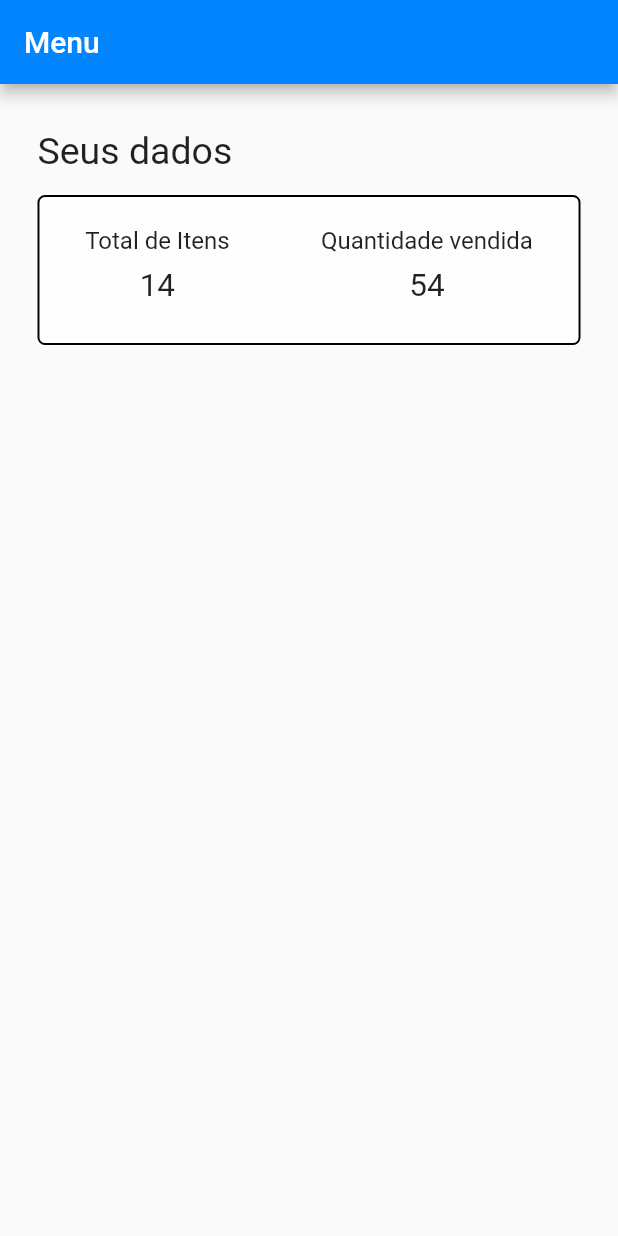
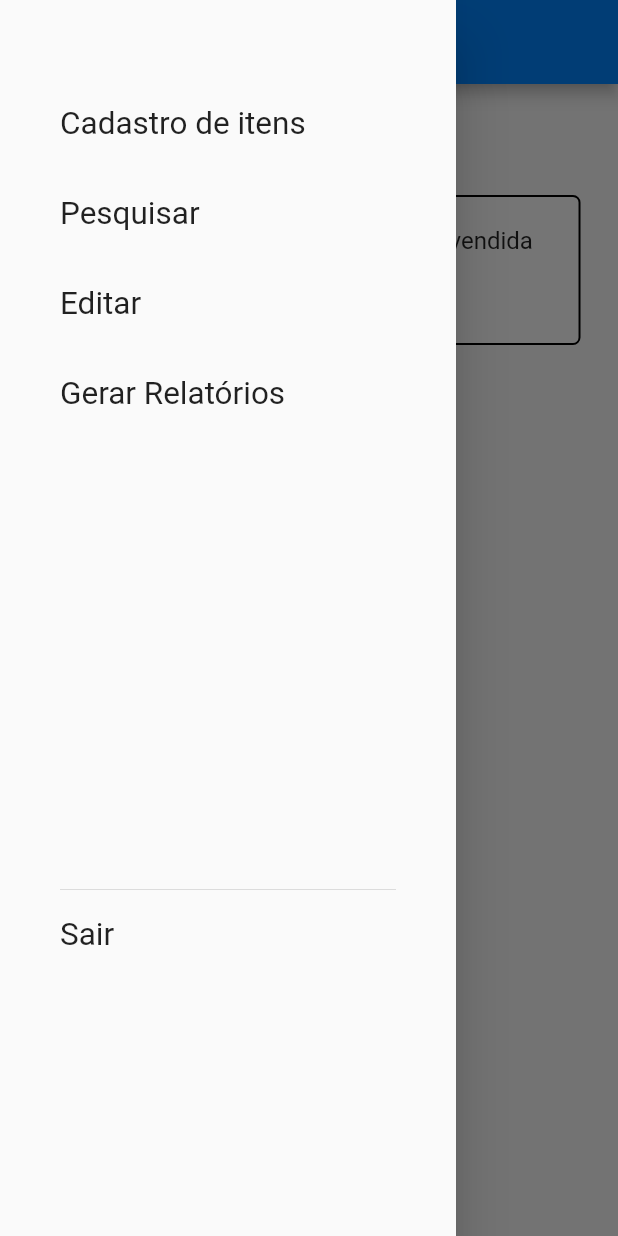
Before and after one commit to JOA0Vitor/App_pastel, a Flutter app: the MyMenu screen opened directly, with the side drawer open (before the commit the screen has no drawer), on a phone screen of 412 x 824 dp. Run offline on Flutter 3.47's test engine with Material 2 defaults, Android fonts, the phone set to English and light mode, and no system bars; our stand-ins replace flutter_spinbox, google_fonts; network calls fail.

Commit message:
att  menu

```diff
--- a/lib/pages/menu.dart
+++ b/lib/pages/menu.dart
@@ -113,142 +113,142 @@ class _MyMenuState extends State<MyMenu> {
             ),
           ],
         ),
-        // drawer: Drawer(
-        //   child: Padding(
-        //     padding: const EdgeInsets.symmetric(vertical: 60, horizontal: 40),
-        //     child: Column(
-        //       crossAxisAlignment: CrossAxisAlignment.start,
-        //       children: [
-        //         InkWell(
-        //           child: Container(
-        //             padding: const EdgeInsets.symmetric(vertical: 10),
-        //             child: const Text(
-        //               "Cadastro de itens",
-        //               style: TextStyle(fontSize: 21),
-        //             ),
-        //           ),
-        //           onTap: () {
-        //             Navigator.pop(context); //remover a aba
-        //             Navigator.push(
-        //               context,
-        //               MaterialPageRoute(
-        //                   builder: (context) => const adicionarItem()),
-        //             );
-        //           },
-        //         ),
-        //         const SizedBox(
-        //           height: 15,
-        //         ),
-        //         InkWell(
-        //           child: Container(
-        //             padding: const EdgeInsets.symmetric(vertical: 10),
-        //             child: const Text(
-        //               "Pesquisar",
-        //               style: TextStyle(fontSize: 21),
-        //             ),
-        //           ),
-        //           onTap: () {
-        //             Navigator.pop(context); //remover a aba
-        //             Navigator.push(
-        //               context,
-        //               MaterialPageRoute(
-        //                   builder: (context) => const Pesquisar()),
-        //             );
-        //           },
-        //         ),
-        //         const SizedBox(
-        //           height: 15,
-        //         ),
-        //         InkWell(
-        //           child: Container(
-        //             padding: const EdgeInsets.symmetric(vertical: 10),
-        //             child: const Text(
-        //               "Editar",
-        //               style: TextStyle(fontSize: 21),
-        //             ),
-        //           ),
-        //           onTap: () {},
-        //         ),
-        //         const SizedBox(
-        //           height: 15,
-        //         ),
-        //         InkWell(
-        //           child: Container(
-        //             padding: const EdgeInsets.symmetric(vertical: 10),
-        //             child: const Text(
-        //               "Gerar Relatórios",
-        //               style: TextStyle(fontSize: 21),
-        //             ),
-        //           ),
-        //           onTap: () {},
-        //         ),
-        //         const SizedBox(
-        //           height: 300,
-        //         ),
-        //         const Divider(),
-        //         InkWell(
-        //           child: Container(
-        //             padding: const EdgeInsets.symmetric(vertical: 10),
-        //             child:
-        //                 // TextButton(
-        //                 //   onPressed: () {
-        //                 //      Navigator.pushReplacement(
-        //                 //             context,
-        //                 //             MaterialPageRoute(
-        //                 //                 builder: (context) => const MyMenu()));
-        //                 //   },
-        //                 // )
-        //                 const Text(
-        //               "Sair",
-        //               style: TextStyle(fontSize: 21),
-        //             ),
-        //           ),
-        //           onTap: () {
-        //             showDialog(
-        //                 context: context,
-        //                 builder: (BuildContext bc) {
-        //                   return AlertDialog(
-        //                     elevation: 8,
-        //                     shape: RoundedRectangleBorder(
-        //                         borderRadius: BorderRadius.circular(10)),
-        //                     title: const Text(
-        //                       'Sair',
-        //                       style: TextStyle(fontWeight: FontWeight.bold),
-        //                     ),
-        //                     content: const Wrap(
-        //                       children: [
-        //                         Text('Você sairá do aplicativo!'),
-        //                         SizedBox(
-        //                           height: 30,
-        //                         ),
-        //                         Text('Deseja realmente sair do aplicativo ?'),
-        //                       ],
-        //                     ),
-        //                     actions: [
-        //                       TextButton(
-        //                           onPressed: () {
-        //                             Navigator.pop(context);
-        //                           },
-        //                           child: const Text('Não')),
-        //                       TextButton(
-        //                           onPressed: () {
-        //                             Navigator.pushReplacement(
-        //                               context,
-        //                               MaterialPageRoute(
-        //                                   builder: (context) =>
-        //                                       const LoginPage()),
-        //                             );
-        //                           },
-        //                           child: const Text('Sim'))
-        //                     ],
-        //                   );
-        //                 });
-        //           },
-        //         ),
-        //       ],
-        //     ),
-        //   ),
-        // ),
+        drawer: Drawer(
+          child: Padding(
+            padding: const EdgeInsets.symmetric(vertical: 60, horizontal: 40),
+            child: Column(
+              crossAxisAlignment: CrossAxisAlignment.start,
+              children: [
+                InkWell(
+                  child: Container(
+                    padding: const EdgeInsets.symmetric(vertical: 10),
+                    child: const Text(
+                      "Cadastro de itens",
+                      style: TextStyle(fontSize: 21),
+                    ),
+                  ),
+                  onTap: () {
+                    Navigator.pop(context); //remover a aba
+                    Navigator.push(
+                      context,
+                      MaterialPageRoute(
+                          builder: (context) => const adicionarItem()),
+                    );
+                  },
+                ),
+                const SizedBox(
+                  height: 15,
+                ),
+                InkWell(
+                  child: Container(
+                    padding: const EdgeInsets.symmetric(vertical: 10),
+                    child: const Text(
+                      "Pesquisar",
+                      style: TextStyle(fontSize: 21),
+                    ),
+                  ),
+                  onTap: () {
+                    Navigator.pop(context); //remover a aba
+                    Navigator.push(
+                      context,
+                      MaterialPageRoute(
+                          builder: (context) => const Pesquisar()),
+                    );
+                  },
+                ),
+                const SizedBox(
+                  height: 15,
+                ),
+                InkWell(
+                  child: Container(
+                    padding: const EdgeInsets.symmetric(vertical: 10),
+                    child: const Text(
+                      "Editar",
+                      style: TextStyle(fontSize: 21),
+                    ),
+                  ),
+                  onTap: () {},
+                ),
+                const SizedBox(
+                  height: 15,
+                ),
+                InkWell(
+                  child: Container(
+                    padding: const EdgeInsets.symmetric(vertical: 10),
+                    child: const Text(
+                      "Gerar Relatórios",
+                      style: TextStyle(fontSize: 21),
+                    ),
+                  ),
+                  onTap: () {},
+                ),
+                const SizedBox(
+                  height: 300,
+                ),
+                const Divider(),
+                InkWell(
+                  child: Container(
+                    padding: const EdgeInsets.symmetric(vertical: 10),
+                    child:
+                        // TextButton(
+                        //   onPressed: () {
+                        //      Navigator.pushReplacement(
+                        //             context,
+                        //             MaterialPageRoute(
+                        //                 builder: (context) => const MyMenu()));
+                        //   },
+                        // )
+                        const Text(
+                      "Sair",
+                      style: TextStyle(fontSize: 21),
+                    ),
+                  ),
+                  onTap: () {
+                    showDialog(
+                        context: context,
+                        builder: (BuildContext bc) {
+                          return AlertDialog(
+                            elevation: 8,
+                            shape: RoundedRectangleBorder(
+                                borderRadius: BorderRadius.circular(10)),
+                            title: const Text(
+                              'Sair',
+                              style: TextStyle(fontWeight: FontWeight.bold),
+                            ),
+                            content: const Wrap(
+                              children: [
+                                Text('Você sairá do aplicativo!'),
+                                SizedBox(
+                                  height: 30,
+                                ),
+                                Text('Deseja realmente sair do aplicativo ?'),
+                              ],
+                            ),
+                            actions: [
+                              TextButton(
+                                  onPressed: () {
+                                    Navigator.pop(context);
+                                  },
+                                  child: const Text('Não')),
+                              TextButton(
+                                  onPressed: () {
+                                    Navigator.pushReplacement(
+                                      context,
+                                      MaterialPageRoute(
+                                          builder: (context) =>
+                                              const LoginPage()),
+                                    );
+                                  },
+                                  child: const Text('Sim'))
+                            ],
+                          );
+                        });
+                  },
+                ),
+              ],
+            ),
+          ),
+        ),
       ),
     );
   }
```
